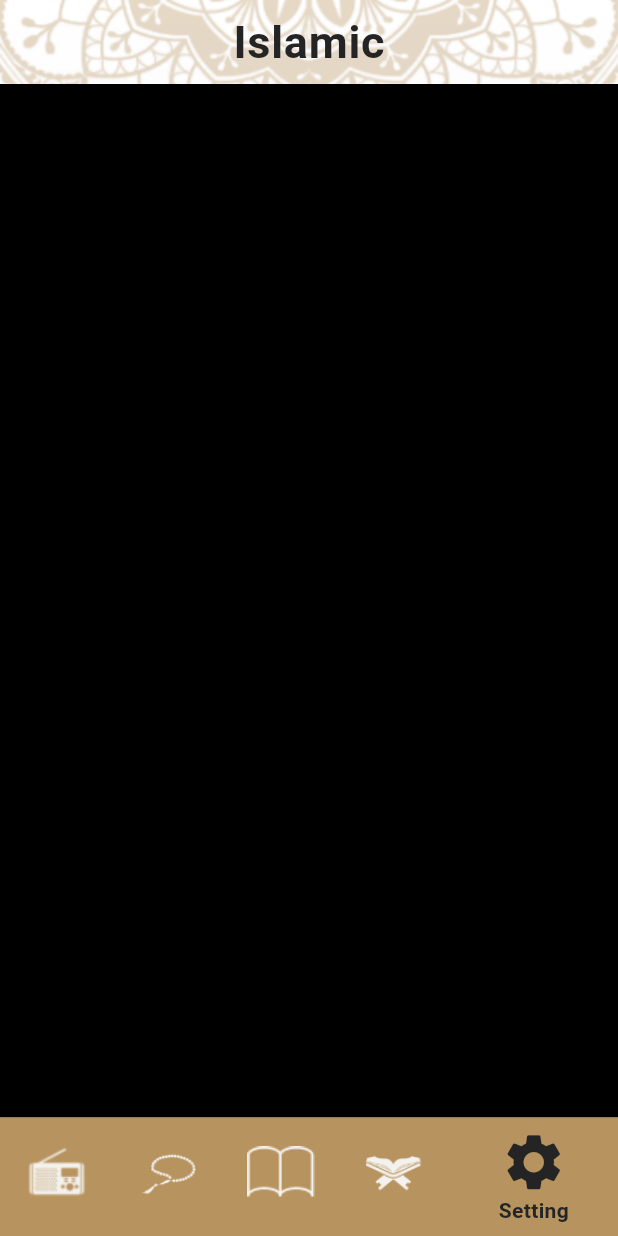
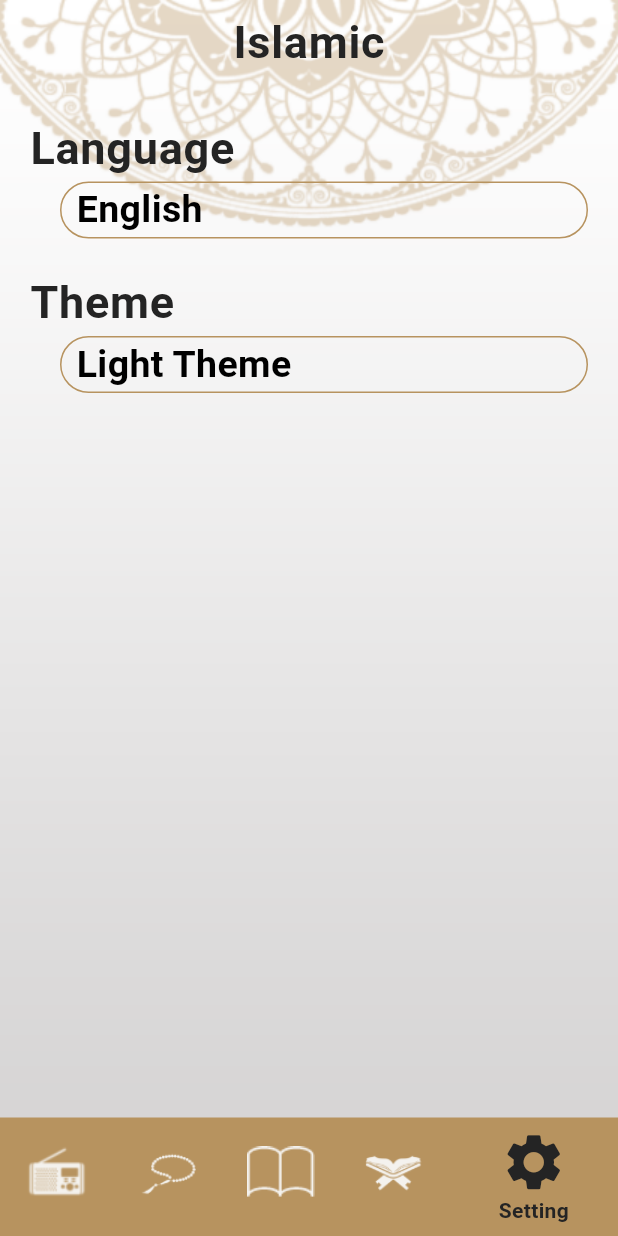
Before and after one commit to ahmedragab112/Islamic, a Flutter app: the screen it shows after launch, item 5 of the bottom bar chosen, on a phone screen of 412 x 824 dp. Run offline on Flutter 3.47's test engine with Material 2 defaults, Android fonts, the phone set to English and light mode, and no system bars; generated files the repository leaves out were written again; Roboto replaces fonts that are missing (assets/fonts/ElMessiri-SemiBold.ttf).

Commit message:
adding localization in all app

```diff
--- a/lib/l10n/app_ar.arb
+++ b/lib/l10n/app_ar.arb
@@ -6,5 +6,10 @@
   "tasbeh": "التسبيح",
   "setting": "الاعدادات",
   "radio": "الراديو",
-  "quran": "القران"
+  "quran": "القران",
+  "language": "اللغه",
+  "theme": "نسق",
+  "english": "اللغه العربيه",
+  "numberOfTasbeh": "عدد التسابيح",
+  "radioOfEthicsQuran": "إذاعة القرآن الكريم"
 }
--- a/lib/l10n/app_en.arb
+++ b/lib/l10n/app_en.arb
@@ -6,5 +6,10 @@
   "tasbeh": "Tasbeh",
   "setting": "Setting",
   "radio": "Radio",
-  "quran": "Quran"
+  "quran": "Quran",
+  "language": "Language",
+  "theme": "Theme",
+  "english": "English",
+  "numberOfTasbeh": "Number Of Tasbeh",
+  "radioOfEthicsQuran": "Radio Of Ethics Quran"
 }
--- a/lib/main.dart
+++ b/lib/main.dart
@@ -3,10 +3,17 @@ import 'package:flutter_gen/gen_l10n/app_localizations.dart';
 import 'package:islamic_app/model/my_them_data.dart';
 import 'package:islamic_app/pages/ahadth_details.dart';
 import 'package:islamic_app/pages/quran_details.dart';
+import 'package:islamic_app/providers/languae_provider.dart';
 import 'package:islamic_app/widgets/bottom_navigation_bar.dart';
+import 'package:provider/provider.dart';
 
 void main() {
-  runApp(const MyApp());
+  runApp(
+    ChangeNotifierProvider(
+      create: (context) => LanguageProvider(),
+      child: const MyApp(),
+    ),
+  );
 }
 
 class MyApp extends StatelessWidget {
@@ -14,7 +21,9 @@ class MyApp extends StatelessWidget {
 
   @override
   Widget build(BuildContext context) {
+    LanguageProvider provider = Provider.of<LanguageProvider>(context);
     return MaterialApp(
+      locale: Locale(provider.languageCode),
       localizationsDelegates: AppLocalizations.localizationsDelegates,
       supportedLocales: AppLocalizations.supportedLocales,
       debugShowCheckedModeBanner: false,
--- a/lib/pages/taps/moshaf_page.dart
+++ b/lib/pages/taps/moshaf_page.dart
@@ -15,8 +15,8 @@ class MoshafPage extends StatelessWidget {
         SliverToBoxAdapter(
           child: Image.asset(
             'assets/images/quran_image.png',
-            width: 205,
-            height: 227,
+            height: 220,
+            width: 100,
             fit: BoxFit.fill,
           ),
         ),
--- a/lib/pages/taps/radio_page.dart
+++ b/lib/pages/taps/radio_page.dart
@@ -1,4 +1,5 @@
 import 'package:flutter/material.dart';
+import 'package:flutter_gen/gen_l10n/app_localizations.dart';
 import 'package:islamic_app/model/my_them_data.dart';
 
 class RadioPage extends StatelessWidget {
@@ -19,7 +20,7 @@ class RadioPage extends StatelessWidget {
           flex: 1,
         ),
         Text(
-          'إذاعة القرآن الكريم',
+          AppLocalizations.of(context)!.radioOfEthicsQuran,
           style: Theme.of(context)
               .textTheme
               .bodyMedium!
--- a/lib/pages/taps/sebha_page.dart
+++ b/lib/pages/taps/sebha_page.dart
@@ -1,6 +1,7 @@
 // ignore_for_file: file_names
 
 import 'package:flutter/material.dart';
+import 'package:flutter_gen/gen_l10n/app_localizations.dart';
 import 'package:islamic_app/model/my_them_data.dart';
 
 class SebhaPage extends StatefulWidget {
@@ -62,7 +63,7 @@ class _SebhaPageState extends State<SebhaPage> {
             flex: 1,
           ),
           Text(
-            'عدد التسبيحات',
+            AppLocalizations.of(context)!.numberOfTasbeh,
             style: Theme.of(context)
                 .textTheme
                 .bodyMedium!
--- a/lib/pages/taps/setting_page.dart
+++ b/lib/pages/taps/setting_page.dart
@@ -1,12 +1,92 @@
 import 'package:flutter/material.dart';
+import 'package:flutter_gen/gen_l10n/app_localizations.dart';
+import 'package:islamic_app/model/my_them_data.dart';
+import 'package:islamic_app/widgets/bottom_sheets/themeing_bottom_sheet.dart';
 
-class SettingPage extends StatelessWidget {
+import '../../widgets/bottom_sheets/language_bottom_sheet.dart';
+
+class SettingPage extends StatefulWidget {
   const SettingPage({super.key});
 
   @override
+  State<SettingPage> createState() => _SettingPageState();
+}
+
+class _SettingPageState extends State<SettingPage> {
+  @override
   Widget build(BuildContext context) {
-    return Container(
-      color: Colors.black,
+    return Padding(
+      padding: const EdgeInsets.all(20.0),
+      child: Column(
+        crossAxisAlignment: CrossAxisAlignment.start,
+        children: [
+          Text(
+            AppLocalizations.of(context)!.language,
+            style: Theme.of(context).textTheme.bodyLarge,
+            textAlign: TextAlign.start,
+          ),
+          InkWell(
+            onTap: () {
+              showLanguageBottomSheet();
+            },
+            child: Container(
+              margin: const EdgeInsets.only(left: 20),
+              padding: const EdgeInsets.symmetric(horizontal: 10),
+              width: double.infinity,
+              decoration: BoxDecoration(
+                borderRadius: BorderRadius.circular(25),
+                border: Border.all(color: MyThemData.primryColor),
+              ),
+              child: Text(
+                AppLocalizations.of(context)!.english,
+                style: Theme.of(context)
+                    .textTheme
+                    .bodyMedium!
+                    .copyWith(color: Colors.black),
+              ),
+            ),
+          ),
+          const SizedBox(
+            height: 20,
+          ),
+          Text(
+            AppLocalizations.of(context)!.theme,
+            style: Theme.of(context).textTheme.bodyLarge,
+            textAlign: TextAlign.start,
+          ),
+          InkWell(
+            onTap: () {
+              showThemeingBttomSheet();
+            },
+            child: Container(
+              margin: const EdgeInsets.only(left: 20),
+              padding: const EdgeInsets.symmetric(horizontal: 10),
+              width: double.infinity,
+              decoration: BoxDecoration(
+                borderRadius: BorderRadius.circular(25),
+                border: Border.all(color: MyThemData.primryColor),
+              ),
+              child: Text(
+                "Light Theme",
+                style: Theme.of(context)
+                    .textTheme
+                    .bodyMedium!
+                    .copyWith(color: Colors.black),
+              ),
+            ),
+          ),
+        ],
+      ),
     );
   }
+
+  void showLanguageBottomSheet() {
+    showModalBottomSheet(
+        context: context, builder: (context) => const LanguageBottomSheet());
+  }
+
+  void showThemeingBttomSheet() {
+    showModalBottomSheet(
+        context: context, builder: (context) => const ThemeingBottomSheet());
+  }
 }
--- /dev/null
+++ b/lib/providers/languae_provider.dart
@@ -0,0 +1,10 @@
+import 'package:flutter/cupertino.dart';
+
+class LanguageProvider extends ChangeNotifier {
+  String languageCode = 'en';
+
+  void changeLanguage(String newLanguage) {
+    languageCode = newLanguage;
+    notifyListeners();
+  }
+}
--- a/pubspec.yaml
+++ b/pubspec.yaml
@@ -39,6 +39,7 @@ dependencies:
   flutter_localizations:
     sdk: flutter
   intl: ^0.18.1
+  provider: ^6.0.5
 
 dev_dependencies:
   flutter_test:
```
Also changed, not shown: lib/widgets/bottom_sheets/language_bottom_sheet.dart (added, +75 -0 lines), lib/widgets/bottom_sheets/themeing_bottom_sheet.dart (added, +12 -0 lines), pubspec.lock.
